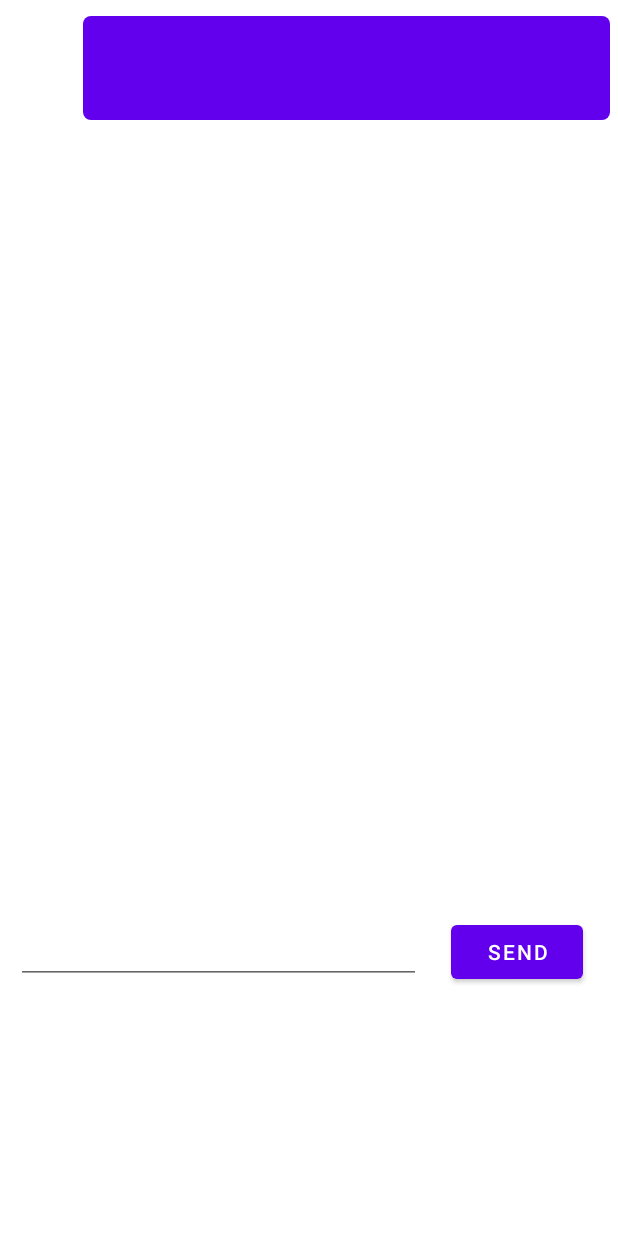
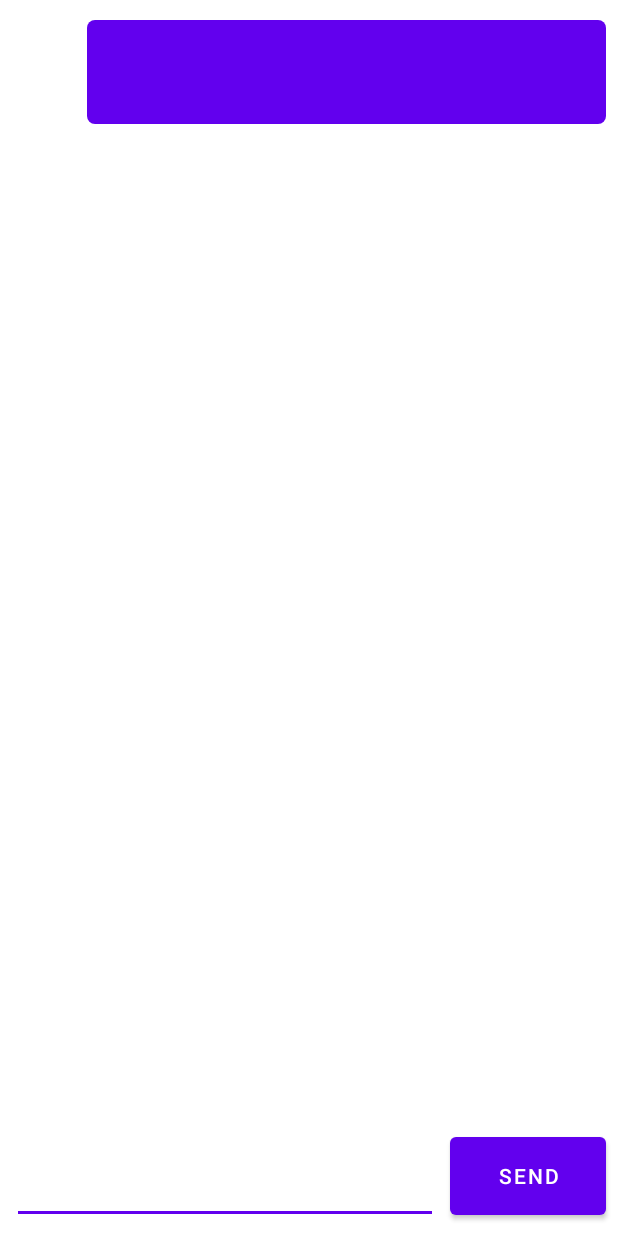
Before and after one commit to daly64/ChatApp, an Android app: the screen it shows after launch (MainActivity), after a tap on "SEND", on a phone screen of 412 x 824 dp. Run offline under Robolectric (Android 15) with nearby library versions, the phone set to English and light mode, and no system bars.

Commit message:
maker a responsive layout

```diff
--- a/app/src/main/java/com/example/chatapp/MainActivity.java
+++ b/app/src/main/java/com/example/chatapp/MainActivity.java
@@ -60,6 +60,7 @@ public class MainActivity extends AppCompatActivity {
 
             InputMethodManager imm = (InputMethodManager) getSystemService(INPUT_METHOD_SERVICE);
             imm.toggleSoftInput(InputMethodManager.HIDE_IMPLICIT_ONLY, 0);
+
         });
 
 
--- a/app/src/main/res/layout/activity_main.xml
+++ b/app/src/main/res/layout/activity_main.xml
@@ -1,40 +1,60 @@
 <?xml version="1.0" encoding="utf-8"?>
-<LinearLayout xmlns:android="http://schemas.android.com/apk/res/android"
+<androidx.constraintlayout.widget.ConstraintLayout xmlns:android="http://schemas.android.com/apk/res/android"
+    xmlns:app="http://schemas.android.com/apk/res-auto"
     xmlns:tools="http://schemas.android.com/tools"
     android:layout_width="match_parent"
     android:layout_height="match_parent"
-    android:layout_margin="@dimen/layout_margin"
-    android:orientation="vertical"
     tools:context=".MainActivity">
+
+
+    <Button
+        android:id="@+id/sendBtn"
+        android:layout_width="0dp"
+        android:layout_height="0dp"
+        android:layout_marginStart="8dp"
+        android:layout_marginLeft="8dp"
+        android:layout_marginTop="8dp"
+        android:layout_marginEnd="8dp"
+        android:layout_marginRight="8dp"
+        android:layout_marginBottom="8dp"
+        android:text="@string/send_btn"
+        app:layout_constraintBottom_toBottomOf="parent"
+        app:layout_constraintEnd_toEndOf="parent"
+        app:layout_constraintStart_toEndOf="@+id/editText"
+        app:layout_constraintTop_toBottomOf="@+id/list_item" />
+
+    <EditText
+        android:id="@+id/editText"
+        android:layout_width="0dp"
+        android:layout_height="0dp"
+        android:layout_marginStart="8dp"
+        android:layout_marginLeft="8dp"
+        android:layout_marginTop="8dp"
+        android:layout_marginEnd="120dp"
+        android:layout_marginRight="120dp"
+        android:layout_marginBottom="8dp"
+        android:autofillHints="message"
+        android:imeOptions="actionSend"
+        android:inputType="text"
+        app:layout_constraintBottom_toBottomOf="parent"
+        app:layout_constraintEnd_toEndOf="parent"
+        app:layout_constraintStart_toStartOf="parent"
+        app:layout_constraintTop_toBottomOf="@+id/list_item"
+        tools:ignore="LabelFor" />
 
     <androidx.recyclerview.widget.RecyclerView
         android:id="@+id/list_item"
-        android:layout_width="match_parent"
-        android:layout_height="@dimen/listView_height" />
+        android:layout_width="0dp"
+        android:layout_height="0dp"
+        android:layout_marginStart="8dp"
+        android:layout_marginLeft="8dp"
+        android:layout_marginTop="8dp"
+        android:layout_marginEnd="8dp"
+        android:layout_marginRight="8dp"
+        android:layout_marginBottom="80dp"
+        app:layout_constraintBottom_toBottomOf="parent"
+        app:layout_constraintEnd_toEndOf="parent"
+        app:layout_constraintStart_toStartOf="parent"
+        app:layout_constraintTop_toTopOf="parent" />
 
-    <LinearLayout
-        android:layout_width="match_parent"
-        android:layout_height="match_parent"
-        android:layout_marginTop="@dimen/layout_margin">
-
-        <EditText
-            android:id="@+id/editText"
-            android:layout_width="@dimen/message_editText_width"
-            android:layout_height="wrap_content"
-            android:layout_marginStart="@dimen/layout_margin"
-            android:layout_marginLeft="@dimen/layout_margin"
-            android:autofillHints="message"
-            android:imeOptions="actionSend"
-            android:inputType="text"
-            tools:ignore="LabelFor" />
-
-        <Button
-            android:id="@+id/sendBtn"
-            android:layout_width="wrap_content"
-            android:layout_height="wrap_content"
-            android:layout_marginStart="@dimen/sendBtn_margin"
-            android:layout_marginLeft="@dimen/sendBtn_margin"
-            android:text="@string/send_btn" />
-    </LinearLayout>
-
-</LinearLayout>
+</androidx.constraintlayout.widget.ConstraintLayout>
--- a/app/src/main/res/values/dimens.xml
+++ b/app/src/main/res/values/dimens.xml
@@ -1,6 +1,6 @@
 <?xml version="1.0" encoding="utf-8"?>
 <resources>
-    <dimen name="listView_height">600dp</dimen>
+    <dimen name="listView_height">499dp</dimen>
     <dimen name="layout_margin">5dp</dimen>
     <dimen name="message_editText_width">270dp</dimen>
     <dimen name="message_textSize">22sp</dimen>
```
Also changed, not shown: 1 other file.
